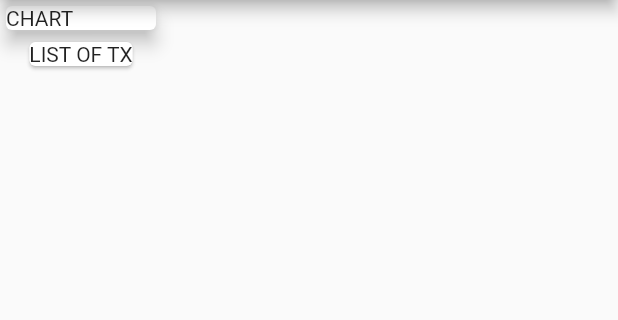
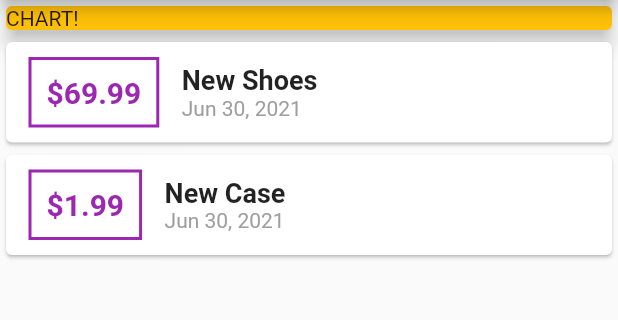
Before and after one commit to DroidKaranGithub/flutter_expense_tracker_demo_2, a Flutter app: the screen it shows after launch, on a phone screen of 412 x 824 dp, the part 84-404 px from its top. Run offline on Flutter 3.47's test engine with Material 2 defaults, Android fonts, the phone set to English and light mode, and no system bars.

Commit message:
till video 87

```diff
--- a/lib/main.dart
+++ b/lib/main.dart
@@ -1,6 +1,7 @@
 import 'package:flutter/material.dart';
+import 'package:intl/intl.dart';
 
-import 'transaction.dart';
+import './transaction.dart';
 
 void main() => runApp(MyApp());
 
@@ -15,7 +16,7 @@ class MyApp extends StatelessWidget {
 }
 
 class MyHomePage extends StatelessWidget {
-  final List<Transaction> transactons = [
+  final List<Transaction> transactions = [
     Transaction(
       id: 't1',
       title: "New Shoes",
@@ -37,17 +38,65 @@ class MyHomePage extends StatelessWidget {
         title: Text('Expense Tracker'),
       ),
       body: Column(
+        mainAxisAlignment: MainAxisAlignment.start,
+        crossAxisAlignment: CrossAxisAlignment.stretch,
         children: [
-          Card(
-            child: Container(
-              width: 100,
-              child: Text('CHART'),
+          Container(
+            child: Card(
+              color: Colors.amber,
+              child: Text('CHART!'),
+              elevation: 5,
             ),
-            elevation: 5,
           ),
-          Card(
-            child: Text('LIST OF TX'),
-          ),
+          Column(
+              children: transactions.map(
+            (tx) {
+              return Card(
+                child: Row(
+                  children: [
+                    Container(
+                      margin:
+                          EdgeInsets.symmetric(vertical: 10, horizontal: 15),
+                      decoration: BoxDecoration(
+                        border: Border.all(
+                          color: Colors.purple,
+                          width: 2,
+                        ),
+                      ),
+                      padding: EdgeInsets.all(10),
+                      child: Text(
+                        '\$${tx.amount}',
+                        style: TextStyle(
+                          fontWeight: FontWeight.bold,
+                          fontSize: 20,
+                          color: Colors.purple,
+                        ),
+                      ),
+                    ),
+                    Column(
+                      mainAxisAlignment: MainAxisAlignment.spaceAround,
+                      crossAxisAlignment: CrossAxisAlignment.start,
+                      children: [
+                        Text(
+                          tx.title,
+                          style: TextStyle(
+                            fontSize: 18,
+                            fontWeight: FontWeight.bold,
+                          ),
+                        ),
+                        Text(
+                          DateFormat.yMMMd().format(tx.date),
+                          style: TextStyle(
+                            color: Colors.grey,
+                          ),
+                        ),
+                      ],
+                    )
+                  ],
+                ),
+              );
+            },
+          ).toList())
         ],
       ),
     );
--- a/pubspec.yaml
+++ b/pubspec.yaml
@@ -25,6 +25,7 @@ dependencies:
     sdk: flutter
 
 
+
   # The following adds the Cupertino Icons font to your application.
   # Use with the CupertinoIcons class for iOS style icons.
   cupertino_icons: ^1.0.2
@@ -32,6 +33,7 @@ dependencies:
 dev_dependencies:
   flutter_test:
     sdk: flutter
+  intl: ^0.17.0
 
 # For information on the generic Dart part of this file, see the
 # following page: https://dart.dev/tools/pub/pubspec
```
Also changed, not shown: pubspec.lock.
